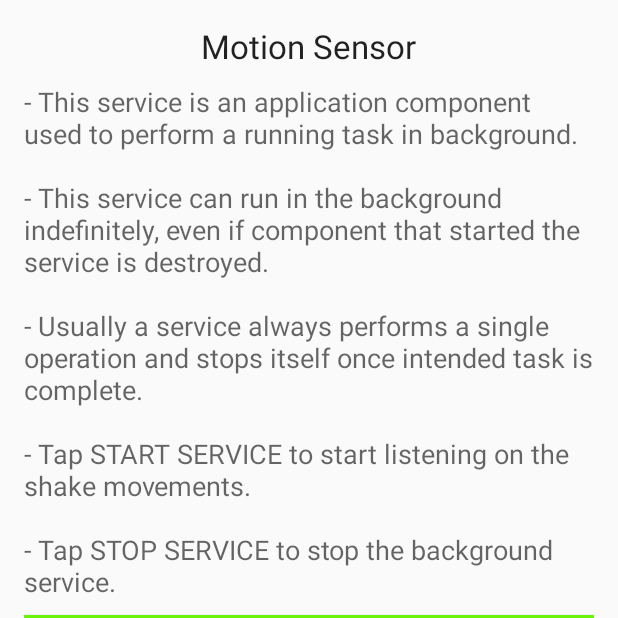
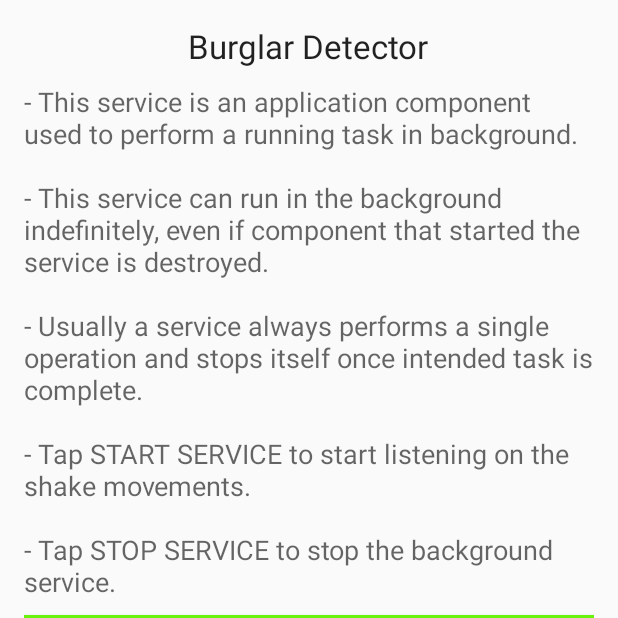
Before and after one commit to eGarciaR/BurglarDetection, an Android app: the screen it shows after launch (HelloActivity), on a phone screen of 412 x 824 dp, the top half of it. Run offline under Robolectric (Android 15) with nearby library versions, the phone set to English and light mode, and no system bars.

Commit message:
Updated to Andorid Studio last version

```diff
--- a/app/src/main/res/values/strings.xml
+++ b/app/src/main/res/values/strings.xml
@@ -1,7 +1,7 @@
 <?xml version="1.0" encoding="utf-8"?>
 <resources>
 
-    <string name="app_name">Motion Sensor</string>
+    <string name="app_name">Burglar Detector</string>
     <string name="service_desc">- This service is an application component used to perform a running task in background. \n\n- This service can run in the background indefinitely, even if component that started the service is destroyed. \n\n- Usually a service always performs a single operation and stops itself once intended task is complete. \n\n- Tap START SERVICE to start listening on the shake movements. \n\n- Tap STOP SERVICE to stop the background service.
 </string>
 
--- a/build.gradle
+++ b/build.gradle
@@ -5,7 +5,7 @@ buildscript {
         jcenter()
     }
     dependencies {
-        classpath 'com.android.tools.build:gradle:1.5.0'
+        classpath 'com.android.tools.build:gradle:2.2.0'
 
         // NOTE: Do not place your application dependencies here; they belong
         // in the individual module build.gradle files
```
Also changed, not shown: gradle/wrapper/gradle-wrapper.properties, 5 other files.
